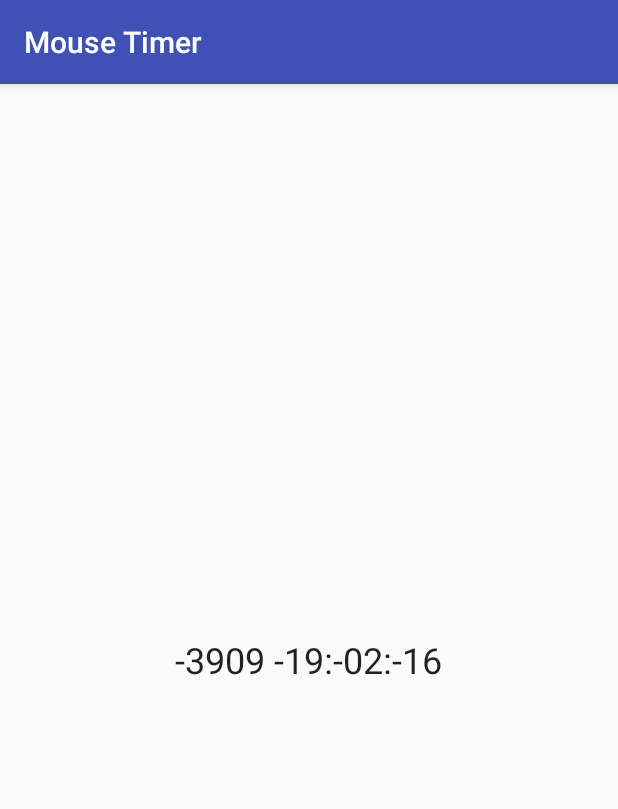
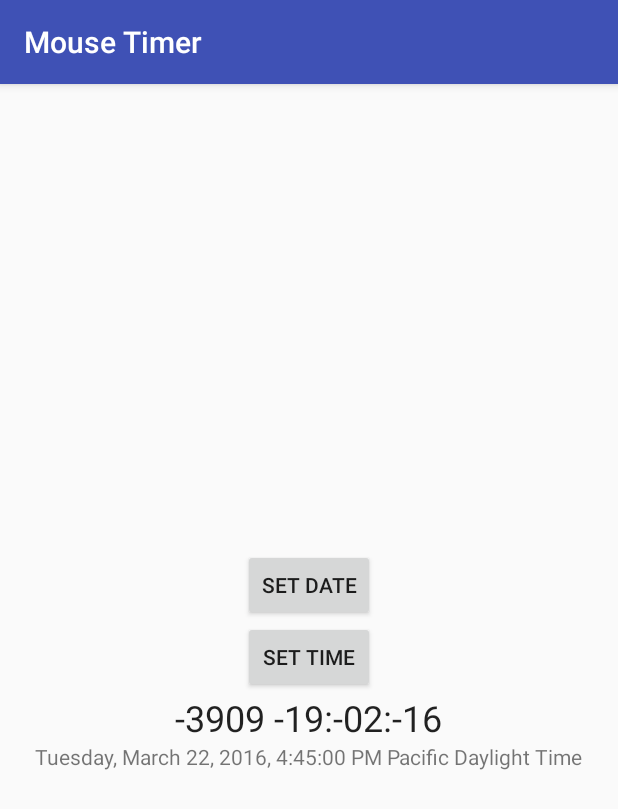
Before and after one commit to wesleym/mouse-timer-android, an Android app: the screen it shows after launch (MainActivity), on a phone screen of 412 x 824 dp. Shown: the top 809 px of the screen. Run offline under Robolectric (Android 15) with nearby library versions, the phone set to English and light mode, and no system bars.

Commit message:
Add destination setting

```diff
--- a/app/src/main/java/com/wesleymoy/mousetimer/MainActivity.java
+++ b/app/src/main/java/com/wesleymoy/mousetimer/MainActivity.java
@@ -1,21 +1,29 @@
 package com.wesleymoy.mousetimer;
 
+import android.app.DatePickerDialog;
+import android.app.TimePickerDialog;
 import android.os.Bundle;
+import android.support.v4.app.Fragment;
+import android.support.v4.app.FragmentManager;
 import android.support.v7.app.AppCompatActivity;
 import android.util.Log;
+import android.view.View;
+import android.widget.DatePicker;
 import android.widget.TextView;
+import android.widget.TimePicker;
 
 import org.joda.time.DateTime;
 import org.joda.time.DateTimeZone;
 import org.joda.time.Period;
 import org.joda.time.PeriodType;
+import org.joda.time.format.DateTimeFormat;
 import org.joda.time.format.PeriodFormatter;
 import org.joda.time.format.PeriodFormatterBuilder;
 
 import java.util.Timer;
 import java.util.TimerTask;
 
-public class MainActivity extends AppCompatActivity {
+public class MainActivity extends AppCompatActivity implements DatePickerDialog.OnDateSetListener, TimePickerDialog.OnTimeSetListener{
 
     public static final PeriodFormatter PRECISE_FORMATTER = new PeriodFormatterBuilder()
             .appendDays()
@@ -28,16 +36,18 @@ public class MainActivity extends AppCompatActivity {
             .appendSeparator(":")
             .appendSeconds()
             .toFormatter();
-    private static final DateTime DESTINATION;
+    private DateTime destination;
     private static final String TIME_ZONE_ID = "America/Los_Angeles";
     private static final String TAG = "TimerWidget";
+    private TextView timer;
+    private TextView destination2;
 
-    static {
+    public MainActivity() {
         if (DateTimeZone.getAvailableIDs().contains(TIME_ZONE_ID)) {
-            DESTINATION = new DateTime(2016, 3, 22, 16, 45, DateTimeZone.forID(TIME_ZONE_ID));
+            destination = new DateTime(2016, 3, 22, 16, 45, DateTimeZone.forID(TIME_ZONE_ID));
         } else {
             Log.e(TAG, "Time zone " + TIME_ZONE_ID + " not found; using system default instead");
-            DESTINATION = new DateTime(2016, 3, 22, 16, 45);
+            destination = new DateTime(2016, 3, 22, 16, 45);
         }
     }
 
@@ -48,11 +58,14 @@ public class MainActivity extends AppCompatActivity {
         super.onCreate(savedInstanceState);
         setContentView(R.layout.activity_main);
 
-        TextView timer = (TextView) findViewById(R.id.timer);
+        timer = (TextView) findViewById(R.id.timer);
         DateTime now = DateTime.now();
-        Period period = new Period(now, DESTINATION, PeriodType.dayTime());
+        Period period = new Period(now, destination, PeriodType.dayTime());
 
         timer.setText(period.toString(PRECISE_FORMATTER));
+
+        destination2 = (TextView) findViewById(R.id.destination);
+        updateDestinationDisplay();
     }
 
     @Override
@@ -64,9 +77,8 @@ public class MainActivity extends AppCompatActivity {
                 runOnUiThread(new Runnable() {
                     @Override
                     public void run() {
-                        TextView timer = (TextView) findViewById(R.id.timer);
                         DateTime now = DateTime.now();
-                        Period period = new Period(now, DESTINATION, PeriodType.dayTime());
+                        Period period = new Period(now, destination, PeriodType.dayTime());
                         timer.setText(period.toString(PRECISE_FORMATTER));
                     }
                 });
@@ -79,4 +91,60 @@ public class MainActivity extends AppCompatActivity {
         timer1.cancel();
         super.onPause();
     }
+
+    public void onSetDate(View view) {
+        FragmentManager supportFragmentManager = getSupportFragmentManager();
+        Fragment date = supportFragmentManager.findFragmentByTag("date");
+        if (date != null) {
+            return;
+        }
+        SetDateDialogFragment setDateDialogFragment = new SetDateDialogFragment();
+        Bundle args = new Bundle();
+        args.putSerializable(SetDateDialogFragment.DESTINATION_DATE, destination);
+        setDateDialogFragment.setArguments(args);
+        setDateDialogFragment.show(supportFragmentManager, "date");
+    }
+
+    public void onSetTime(View view) {
+        FragmentManager supportFragmentManager = getSupportFragmentManager();
+        Fragment time = supportFragmentManager.findFragmentByTag("time");
+        if (time != null) {
+            return;
+        }
+        SetTimeDialogFragment setTimeDialogFragment = new SetTimeDialogFragment();
+        Bundle args = new Bundle();
+        args.putSerializable(SetTimeDialogFragment.DESTINATION_TIME, destination);
+        setTimeDialogFragment.setArguments(args);
+        setTimeDialogFragment.show(getSupportFragmentManager(), "time");
+    }
+
+    @Override
+    public void onDateSet(DatePicker view, int year, int monthOfYear, int dayOfMonth) {
+        if (DateTimeZone.getAvailableIDs().contains(TIME_ZONE_ID)) {
+            destination = new DateTime(year, monthOfYear + 1, dayOfMonth, destination.getHourOfDay(), destination.getMinuteOfHour(), DateTimeZone.forID(TIME_ZONE_ID));
+        } else {
+            Log.e(TAG, "Time zone " + TIME_ZONE_ID + " not found; using system default instead");
+            destination = new DateTime(year, monthOfYear + 1, dayOfMonth, destination.getHourOfDay(), destination.getMinuteOfHour());
+        }
+    }
+
+    @Override
+    public void onTimeSet(TimePicker view, int hourOfDay, int minute) {
+        if (DateTimeZone.getAvailableIDs().contains(TIME_ZONE_ID)) {
+            destination = new DateTime(destination.getYear(), destination.getMonthOfYear(), destination.getDayOfMonth(), hourOfDay, minute, DateTimeZone.forID(TIME_ZONE_ID));
+        } else {
+            Log.e(TAG, "Time zone " + TIME_ZONE_ID + " not found; using system default instead");
+            destination = new DateTime(destination.getYear(), destination.getMonthOfYear(), destination.getDayOfMonth(), hourOfDay, minute);
+        }
+    }
+
+    private void updateDestinationDisplay() {
+        CharSequence destie;
+        if (destination == null) {
+            destie = getString(R.string.destination_not_set);
+        } else {
+            destie = destination.toString(DateTimeFormat.fullDateTime());
+        }
+        destination2.setText(destie);
+    }
 }
--- a/app/src/main/res/layout/activity_main.xml
+++ b/app/src/main/res/layout/activity_main.xml
@@ -1,9 +1,38 @@
 <?xml version="1.0" encoding="utf-8"?>
-<TextView xmlns:android="http://schemas.android.com/apk/res/android"
+<LinearLayout xmlns:android="http://schemas.android.com/apk/res/android"
     xmlns:tools="http://schemas.android.com/tools"
-    android:id="@+id/timer"
-    android:layout_width="wrap_content"
-    android:layout_height="wrap_content"
-    android:layout_gravity="center"
-    tools:text="2d 18:42:33"
-    android:textAppearance="@style/TextAppearance.AppCompat.Headline"/>
+    android:layout_width="match_parent"
+    android:layout_height="match_parent"
+    android:gravity="center"
+    android:orientation="vertical">
+
+    <Button
+        android:layout_width="wrap_content"
+        android:layout_height="wrap_content"
+        android:text="Set Date"
+        android:id="@+id/set_date_button"
+        android:layout_gravity="center_horizontal"
+        android:onClick="onSetDate" />
+
+    <Button
+        android:layout_width="wrap_content"
+        android:layout_height="wrap_content"
+        android:text="Set Time"
+        android:id="@+id/set_time_button"
+        android:layout_gravity="center_horizontal"
+        android:onClick="onSetTime" />
+
+    <TextView
+        android:id="@+id/timer"
+        android:layout_width="wrap_content"
+        android:layout_height="wrap_content"
+        android:textAppearance="@style/TextAppearance.AppCompat.Headline"
+        tools:text="2d 18:42:33" />
+
+    <TextView
+        android:layout_width="wrap_content"
+        android:layout_height="wrap_content"
+        android:text="New Text"
+        android:id="@+id/destination"
+        android:layout_gravity="center_horizontal" />
+</LinearLayout>
--- a/app/src/main/res/values/strings.xml
+++ b/app/src/main/res/values/strings.xml
@@ -3,4 +3,5 @@
     <string name="appwidget_text">EXAMPLE</string>
     <string name="add_widget">Add widget</string>
     <string name="title_activity_main">Mouse Timer</string>
+    <string name="destination_not_set">Time not set</string>
 </resources>
```
Also changed, not shown: app/src/main/java/com/wesleymoy/mousetimer/SetDateDialogFragment.java (added, +38 -0 lines), app/src/main/java/com/wesleymoy/mousetimer/SetTimeDialogFragment.java (added, +38 -0 lines).
